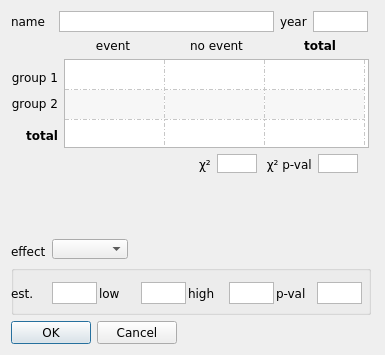
Above: binary_data_form.ui from bwallace/OpenMeta-analyst- before the change. Below: the same form after it.
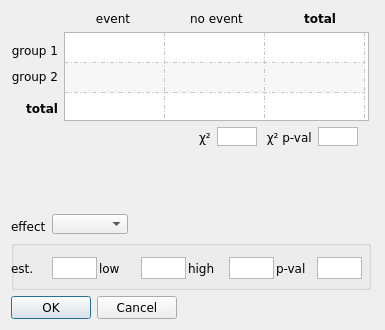
That is the form after the change. Icons and pictures are not drawn.

Commit message: binary data entry sort of hooked up

The edit to the form file:
```diff
--- a/binary_data_form.ui
+++ b/binary_data_form.ui
@@ -10,19 +10,19 @@
     <x>0</x>
     <y>0</y>
     <width>385</width>
-    <height>355</height>
+    <height>330</height>
    </rect>
   </property>
   <property name="minimumSize">
    <size>
     <width>385</width>
-    <height>350</height>
+    <height>330</height>
    </size>
   </property>
   <property name="maximumSize">
    <size>
     <width>385</width>
-    <height>380</height>
+    <height>330</height>
    </size>
   </property>
   <property name="font">
@@ -45,102 +45,6 @@
     <enum>QFormLayout::AllNonFixedFieldsGrow</enum>
    </property>
    <item row="0" column="0">
-    <layout class="QHBoxLayout" name="horizontalLayout">
-     <item>
-      <widget class="QLabel" name="label">
-       <property name="minimumSize">
-        <size>
-         <width>42</width>
-         <height>0</height>
-        </size>
-       </property>
-       <property name="maximumSize">
-        <size>
-         <width>42</width>
-         <height>16777215</height>
-        </size>
-       </property>
-       <property name="baseSize">
-        <size>
-         <width>0</width>
-         <height>0</height>
-        </size>
-       </property>
-       <property name="font">
-        <font>
-         <family>Verdana</family>
-        </font>
-       </property>
-       <property name="text">
-        <string>name</string>
-       </property>
-      </widget>
-     </item>
-     <item>
-      <widget class="QTextEdit" name="author_txt_box">
-       <property name="minimumSize">
-        <size>
-         <width>215</width>
-         <height>21</height>
-        </size>
-       </property>
-       <property name="maximumSize">
-        <size>
-         <width>215</width>
-         <height>21</height>
-        </size>
-       </property>
-       <property name="font">
-        <font>
-         <family>Verdana</family>
-         <pointsize>8</pointsize>
-        </font>
-       </property>
-       <property name="verticalScrollBarPolicy">
-        <enum>Qt::ScrollBarAlwaysOff</enum>
-       </property>
-      </widget>
-     </item>
-     <item>
-      <widget class="QLabel" name="label_2">
-       <property name="font">
-        <font>
-         <family>Verdana</family>
-        </font>
-       </property>
-       <property name="text">
-        <string>year</string>
-       </property>
-      </widget>
-     </item>
-     <item>
-      <widget class="QTextEdit" name="year_txt_box">
-       <property name="minimumSize">
-        <size>
-         <width>55</width>
-         <height>21</height>
-        </size>
-       </property>
-       <property name="maximumSize">
-        <size>
-         <width>55</width>
-         <height>21</height>
-        </size>
-       </property>
-       <property name="font">
-        <font>
-         <family>Verdana</family>
-         <pointsize>8</pointsize>
-        </font>
-       </property>
-       <property name="verticalScrollBarPolicy">
-        <enum>Qt::ScrollBarAlwaysOff</enum>
-       </property>
-      </widget>
-     </item>
-    </layout>
-   </item>
-   <item row="1" column="0">
     <layout class="QGridLayout" name="gridLayout">
      <item row="0" column="1">
       <widget class="QLabel" name="label_5">
@@ -301,7 +205,7 @@
      </item>
     </layout>
    </item>
-   <item row="2" column="0">
+   <item row="1" column="0">
     <layout class="QHBoxLayout" name="horizontalLayout_2">
      <item>
       <spacer name="horizontalSpacer">
@@ -392,7 +296,7 @@
      </item>
     </layout>
    </item>
-   <item row="3" column="0">
+   <item row="2" column="0">
     <spacer name="verticalSpacer">
      <property name="orientation">
       <enum>Qt::Vertical</enum>
@@ -405,7 +309,7 @@
      </property>
     </spacer>
    </item>
-   <item row="4" column="0">
+   <item row="3" column="0">
     <layout class="QHBoxLayout" name="horizontalLayout_3">
      <item>
       <widget class="QLabel" name="label_11">
@@ -440,7 +344,7 @@
      </item>
     </layout>
    </item>
-   <item row="6" column="0">
+   <item row="5" column="0">
     <widget class="QGroupBox" name="effect_grp_box">
      <property name="minimumSize">
       <size>
@@ -664,7 +568,7 @@
      </widget>
     </widget>
    </item>
-   <item row="7" column="0">
+   <item row="6" column="0">
     <widget class="QDialogButtonBox" name="buttonBox">
      <property name="orientation">
       <enum>Qt::Horizontal</enum>
```
Left out of the diff: 2 changed lines with no effect on the pictures. The commit also changes 6 other files.
